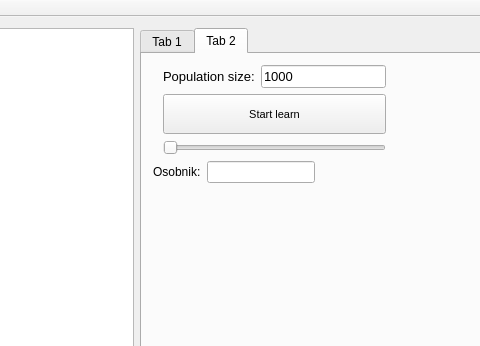
Before: the Qt Designer form mainwindow.ui in pierok/StarWarsTD, drawn with Qt 5; both pictures show x 498 to 978 and y 0 to 346 of the 1270 by 726 pixel window.
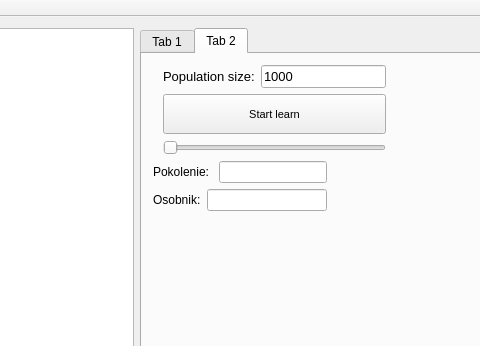
After: the same form once the commit is applied. Custom widgets are drawn as their Qt base class.

What changed in the file:
```diff
--- a/mainwindow.ui
+++ b/mainwindow.ui
@@ -329,6 +329,26 @@
          </layout>
         </item>
         <item row="1" column="0">
+         <layout class="QVBoxLayout" name="verticalLayout_2">
+          <item>
+           <layout class="QHBoxLayout" name="horizontalLayout">
+            <item>
+             <widget class="QLabel" name="labelPokolenie">
+              <property name="text">
+               <string>Pokolenie: </string>
+              </property>
+             </widget>
+            </item>
+            <item>
+             <widget class="QLineEdit" name="pokolenieLineEdit">
+              <property name="readOnly">
+               <bool>true</bool>
+              </property>
+             </widget>
+            </item>
+           </layout>
+          </item>
+          <item>
          <layout class="QHBoxLayout" name="horizontalLayout_6">
           <item>
            <widget class="QLabel" name="label">
@@ -338,7 +358,13 @@
            </widget>
           </item>
           <item>
-           <widget class="QLineEdit" name="osobnikLineEdit"/>
+             <widget class="QLineEdit" name="osobnikLineEdit">
+              <property name="readOnly">
+               <bool>true</bool>
+              </property>
+             </widget>
+            </item>
+           </layout>
           </item>
          </layout>
         </item>
```
Left out of the diff: 2 changed lines with no effect on the pictures. Lines whose indentation alone changed are shown as unchanged.
